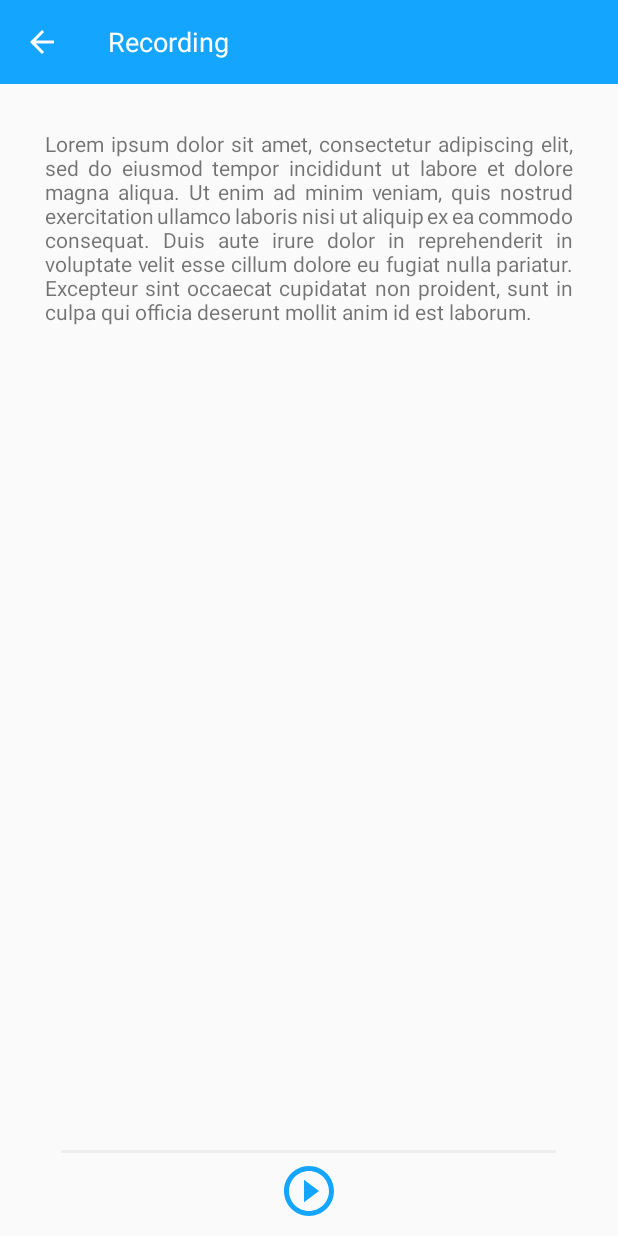
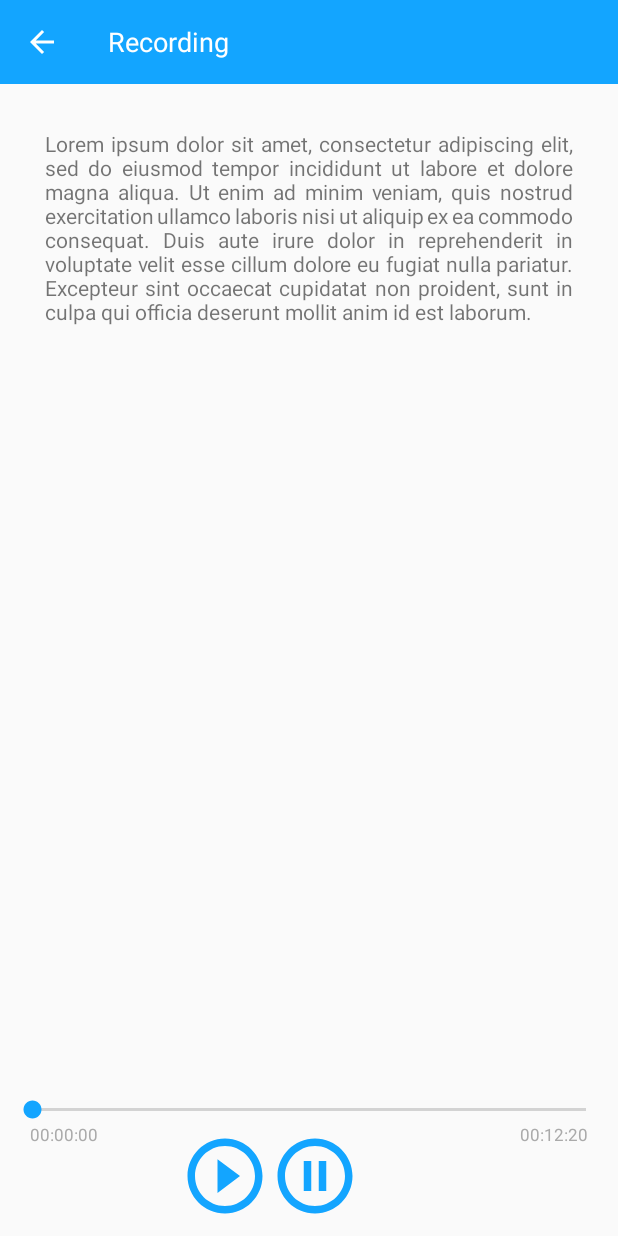
Before and after one commit to vlfom/Scribo, an Android app: the RecordingDetailsActivity screen opened directly, with no data from a screen before it, on a phone screen of 412 x 824 dp. Run offline under Robolectric (Android 15) with nearby library versions, the phone set to English and light mode, and no system bars.

Commit message:
Add player to details page. Add navigation. Work on recording details design.

```diff
--- a/app/src/main/java/com/example/isausmanov/scriboai/activities/RecordingDetailsActivity.java
+++ b/app/src/main/java/com/example/isausmanov/scriboai/activities/RecordingDetailsActivity.java
@@ -1,18 +1,114 @@
 package com.example.isausmanov.scriboai.activities;
 
+import android.media.MediaPlayer;
+import android.os.Handler;
 import android.support.v7.app.AppCompatActivity;
 import android.os.Bundle;
+import android.support.v7.widget.Toolbar;
+import android.view.View;
+import android.widget.Button;
+import android.widget.SeekBar;
 import android.widget.TextView;
 
 import com.example.isausmanov.scriboai.R;
 
-import static android.text.Layout.JUSTIFICATION_MODE_INTER_WORD;
+import java.util.concurrent.TimeUnit;
 
 public class RecordingDetailsActivity extends AppCompatActivity {
+
+    private TextView textDuration;
+    private TextView textTime;
+    private Button buttonPause;
+    private Button buttonPlay;
+    private SeekBar seekBar;
+    private Handler threadHandler = new Handler();
+    private MediaPlayer mediaPlayer;
 
     @Override
     protected void onCreate(Bundle savedInstanceState) {
         super.onCreate(savedInstanceState);
         setContentView(R.layout.activity_recording_details);
+
+        // Configure top toolbar to navigate back
+        Toolbar toolbar = findViewById(R.id.recording_details_toolbar);
+        toolbar.setNavigationOnClickListener(new View.OnClickListener() {
+            @Override
+            public void onClick(View v) {
+                finish();
+            }
+        });
+
+        this.textDuration = findViewById(R.id.recording_details_duration);
+        this.textTime= findViewById(R.id.recording_details_time);
+        this.buttonPlay = findViewById(R.id.recording_details_play_button);
+        this.buttonPause = findViewById(R.id.recording_details_pause_button);
+        this.buttonPause.setEnabled(false);
+
+        this.seekBar = this.findViewById(R.id.recording_details_seek_bar);
+        this.seekBar.setClickable(false);
+
+        // ID of template song
+        int songId = this.getRawResIdByName("template_song");
+
+        // Create MediaPlayer.
+        this.mediaPlayer = MediaPlayer.create(this, songId);
+    }
+
+    // Find ID of resource in 'raw' folder.
+    public int getRawResIdByName(String resName)  {
+        String pkgName = this.getPackageName();
+        return this.getResources().getIdentifier(resName, "raw", pkgName);
+    }
+
+    // Converts milliseconds to string
+    // TODO: handle situations when hours > 100
+    private String millisecondsToString(int milliseconds)  {
+        long hours = TimeUnit.MILLISECONDS.toHours((long) milliseconds);
+        long minutes = TimeUnit.MILLISECONDS.toMinutes((long) milliseconds) % 60;
+        long seconds =  TimeUnit.MILLISECONDS.toSeconds((long) milliseconds) % 60;
+        return String.format("%02d:%02d:%02d", hours, minutes, seconds);
+    }
+
+    // Starts playback
+    public void startPlayback(View view)  {
+        int duration = this.mediaPlayer.getDuration();
+
+        int currentPosition = this.mediaPlayer.getCurrentPosition();
+        if(currentPosition == 0)  {
+            this.seekBar.setMax(duration);
+            String maxTimeString = this.millisecondsToString(duration);
+            this.textDuration.setText(maxTimeString);
+        } else if(currentPosition == duration)  {
+            // Resets the MediaPlayer to its uninitialized state.
+            this.mediaPlayer.reset();
+        }
+        this.mediaPlayer.start();
+        // Create a thread to update position of SeekBar.
+        UpdateSeekBarThread updateSeekBarThread = new UpdateSeekBarThread();
+        threadHandler.postDelayed(updateSeekBarThread,50);
+
+        this.buttonPlay.setEnabled(false);
+        this.buttonPause.setEnabled(true);
+    }
+
+    // Pauses playback
+    public void pausePlayback(View view)  {
+        this.mediaPlayer.pause();
+        this.buttonPlay.setEnabled(true);
+        this.buttonPause.setEnabled(false);
+    }
+
+    // Thread to update position for the SeekBar
+    class UpdateSeekBarThread implements Runnable {
+
+        public void run()  {
+            int currentPosition = mediaPlayer.getCurrentPosition();
+            String currentPositionStr = millisecondsToString(currentPosition);
+            textTime.setText(currentPositionStr);
+            seekBar.setProgress(currentPosition);
+
+            // Delay thread by 50 milliseconds
+            threadHandler.postDelayed(this, 50);
+        }
     }
 }
--- a/app/src/main/res/layout/activity_recording_details.xml
+++ b/app/src/main/res/layout/activity_recording_details.xml
@@ -8,7 +8,7 @@
     android:orientation="vertical">
 
     <android.support.v7.widget.Toolbar
-        android:id="@+id/toolbar"
+        android:id="@+id/recording_details_toolbar"
         android:layout_width="match_parent"
         android:layout_height="wrap_content"
         android:background="?attr/colorPrimaryDark"
@@ -45,16 +45,55 @@
         android:layout_weight="0"
         android:gravity="center"
         android:orientation="vertical">
-        <LinearLayout
-            android:layout_width="330dp"
-            android:layout_height="2dp"
-            android:background="#eee">
-        </LinearLayout>
-        <Button
-            android:layout_width="40dp"
-            android:layout_height="40dp"
-            android:background="@drawable/ic_baseline_play_circle_outline"
-            android:layout_marginTop="5dp"
-            android:layout_marginBottom="10dp"/>
+
+        <SeekBar
+            android:id="@+id/recording_details_seek_bar"
+            android:layout_width="match_parent"
+            android:layout_height="wrap_content"
+            android:layout_marginStart="5dp"
+            android:layout_marginEnd="5dp"/>
+
+        <RelativeLayout
+            android:layout_width="match_parent"
+            android:layout_height="wrap_content">
+            <Button
+                android:id="@+id/recording_details_play_button"
+                android:onClick="startPlayback"
+                android:layout_width="60dp"
+                android:layout_height="60dp"
+                android:background="@drawable/ic_baseline_play_circle_outline"
+                android:layout_marginTop="5dp"
+                android:layout_marginBottom="10dp"
+                android:layout_marginStart="120dp"/>
+
+            <Button
+                android:id="@+id/recording_details_pause_button"
+                android:onClick="pausePlayback"
+                android:layout_width="60dp"
+                android:layout_height="60dp"
+                android:background="@drawable/ic_baseline_pause_circle_outline"
+                android:layout_marginTop="5dp"
+                android:layout_marginBottom="10dp"
+                android:layout_marginStart="180dp"/>
+
+            <TextView
+                android:id="@+id/recording_details_time"
+                android:layout_width="wrap_content"
+                android:layout_height="wrap_content"
+                android:textSize="11dp"
+                android:textColor="#aaa"
+                android:text="00:00:00"
+                android:layout_marginStart="20dp"/>
+
+            <TextView
+                android:id="@+id/recording_details_duration"
+                android:layout_width="wrap_content"
+                android:layout_height="wrap_content"
+                android:textSize="11dp"
+                android:textColor="#aaa"
+                android:text="00:12:20"
+                android:layout_alignParentRight="true"
+                android:layout_marginRight="20dp"/>
+        </RelativeLayout>
     </LinearLayout>
 </LinearLayout>
```
Also changed, not shown: 1 other file.
